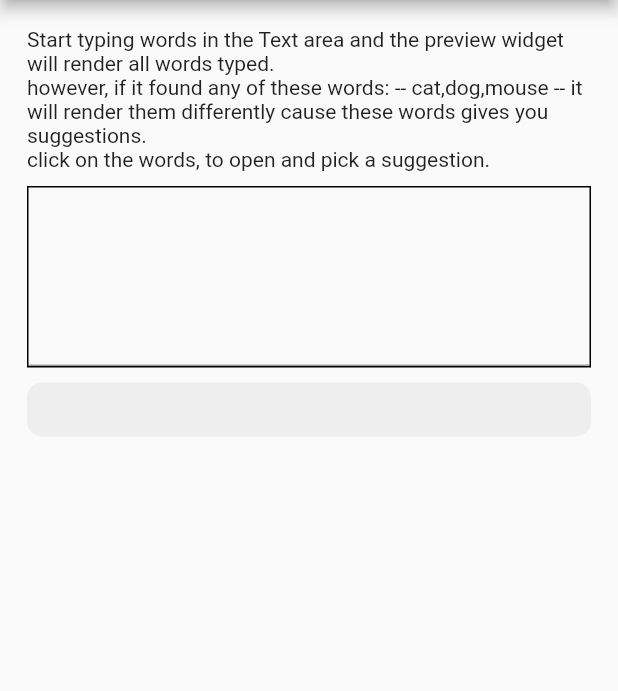
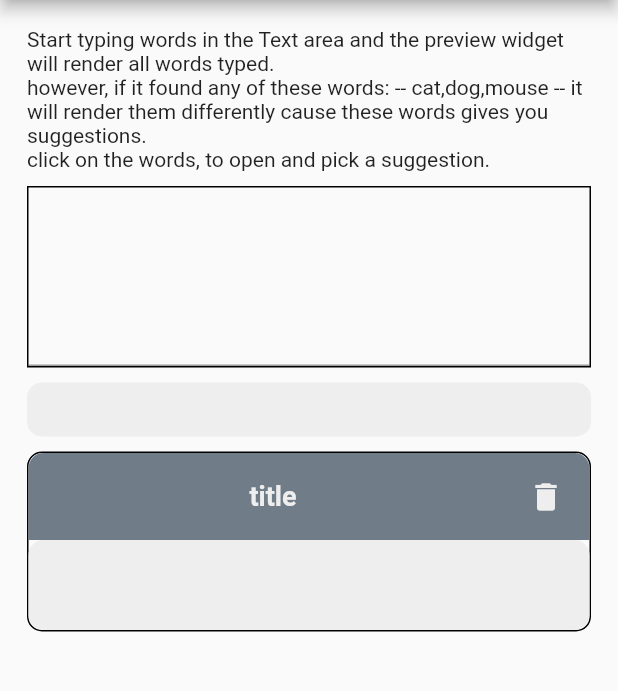
Before and after one commit to xEyad/interactive_text_flutter, a Flutter app: the screen it shows after launch, on a phone screen of 412 x 824 dp, the part 84-775 px from its top. Run offline on Flutter 3.47's test engine with Material 2 defaults, Android fonts, the phone set to English and light mode, and no system bars.

Commit message:
UI prediction field

```diff
--- a/lib/screens/homeScreen.dart
+++ b/lib/screens/homeScreen.dart
@@ -1,5 +1,6 @@
 import 'package:flutter/material.dart';
 import 'package:interactive_text/model/predictionItem.dart';
+import 'package:interactive_text/widgets/predicationMakerField.dart';
 import 'package:interactive_text/widgets/textwidget.dart';
 import 'package:url_launcher/url_launcher.dart';
 class HomeScreen extends StatefulWidget {
@@ -50,6 +51,8 @@ class _HomeScreenState extends State<HomeScreen> {
 however, if it found any of these words: -- cat,dog,mouse -- it will render them differently cause these words gives you suggestions.
 click on the words, to open and pick a suggestion. """),
             TextWidget(predictionList: predictionList),
+            SizedBox(height: 10,),
+            PredictionMakerField()
           ],
         )
       ),
--- /dev/null
+++ b/lib/widgets/predicationMakerField.dart
@@ -0,0 +1,72 @@
+import 'package:flutter/material.dart';
+import 'package:interactive_text/widgets/textwidget.dart';
+
+class PredictionMakerField extends StatefulWidget {
+  PredictionMakerField({Key? key}) : super(key: key);
+
+  @override
+  State<PredictionMakerField> createState() => _PredictionMakerFieldState();
+}
+
+class _PredictionMakerFieldState extends State<PredictionMakerField> {
+  List<Widget> previewItems = [];
+  final borderRadiusValue = 10.0;
+
+  void onDelete() {
+  }
+
+
+
+  @override
+  Widget build(BuildContext context) {
+    return Container(child: Column(children: [
+      titleBar(),
+      previewArea()
+    ]),
+    width: double.infinity,
+    decoration: BoxDecoration(borderRadius: BorderRadius.circular(borderRadiusValue),border: Border.all()),);
+  }
+
+  Widget titleBar()
+  {
+    return Container(
+      padding: EdgeInsets.all(5),
+      decoration: BoxDecoration(
+        borderRadius: BorderRadius.only(topLeft: Radius.circular(borderRadiusValue),topRight: Radius.circular(borderRadiusValue)),
+        color: Color(0xFF717C89)
+      ),
+      child: Row(children: [
+        Expanded(child: Center(child: titleField()),),
+        deleteBtn()
+      ],),
+    );
+  }
+
+  Widget titleField()
+  {
+    return Text("title",style: TextStyle(fontWeight: FontWeight.bold,fontSize: 18,color: Colors.grey[200]),);
+  }
+
+  Widget deleteBtn()
+  {
+    return IconButton(onPressed: onDelete, icon: Icon(Icons.delete),color: Colors.grey[200]);
+  }
+
+  Widget previewArea()
+  {
+    return Container(
+      width: double.infinity,
+      decoration: BoxDecoration(
+        color: Colors.grey[200],
+        borderRadius: BorderRadius.circular(10)
+      ),
+      padding: EdgeInsets.symmetric(horizontal:10,vertical: 30),
+      child: Wrap(
+        crossAxisAlignment: WrapCrossAlignment.center,
+        children: previewItems,
+      ),
+    );
+  }
+
+
+}
```
